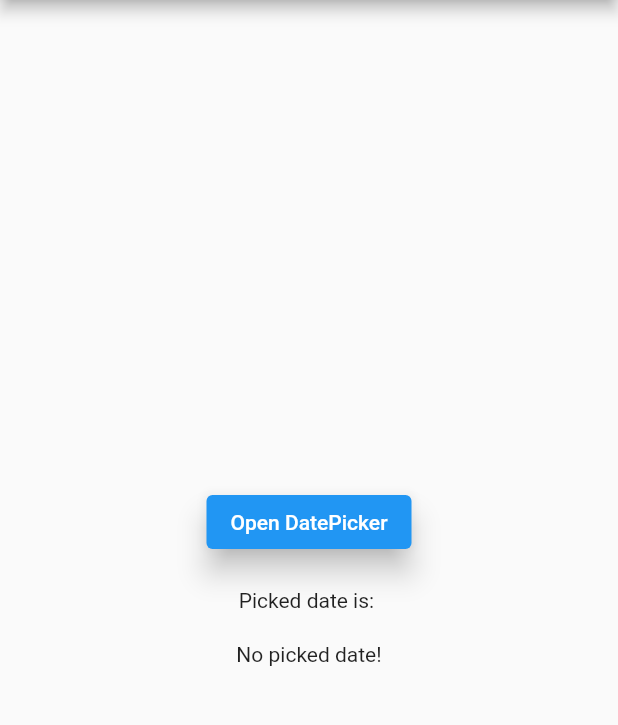
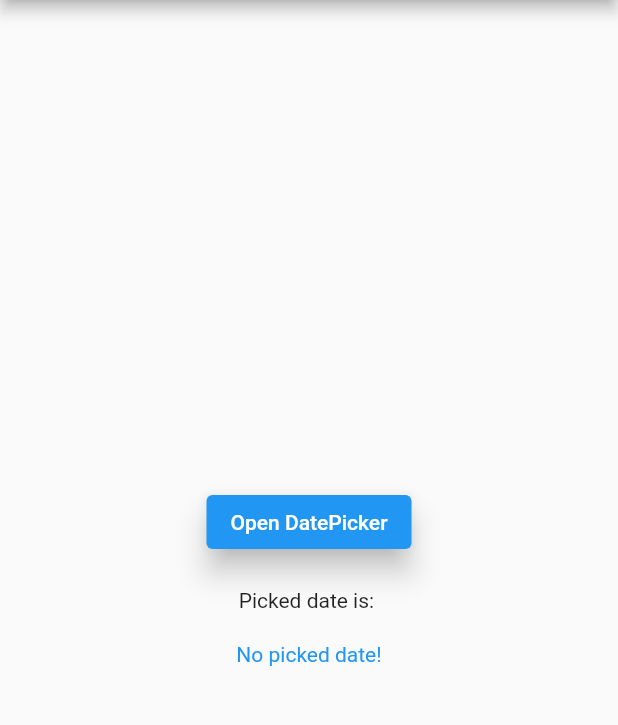
Before and after one commit to houcem-h/dsi3_forms_date_time, a Flutter app: the screen it shows after launch, on a phone screen of 412 x 824 dp, the part 84-809 px from its top. Run offline on Flutter 3.47's test engine with Material 2 defaults, Android fonts, the phone set to English and light mode, and no system bars.

Commit message:
enhance picked date display

```diff
--- a/lib/main.dart
+++ b/lib/main.dart
@@ -68,7 +68,16 @@ class _MyHomePageState extends State<MyHomePage> {
             const Padding(padding: EdgeInsets.only(bottom: 20)),
             const Text("Picked date is: "),
             const Padding(padding: EdgeInsets.only(bottom: 20)),
-            Text(_date == null ? "No picked date!" : _date.toString()),
+            Text(
+                _date == null ? "No picked date!" : '${_date.day}/${_date.month}/${_date.year}',
+              style: _date == null
+                  ? const TextStyle(color: Colors.blue)
+                  : const TextStyle(
+                color: Colors.blue,
+                fontWeight: FontWeight.bold,
+                fontSize: 25
+              ),
+            ),
           ],
         ),
       ),
```
